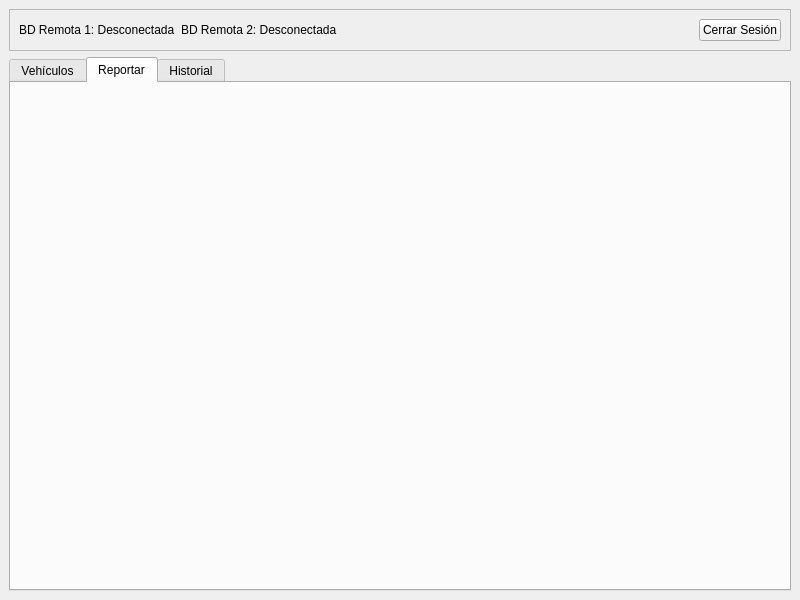
Chatsito58/Final_BDD, file ui/empleado_mantenimiento_view.ui: the form before one commit.
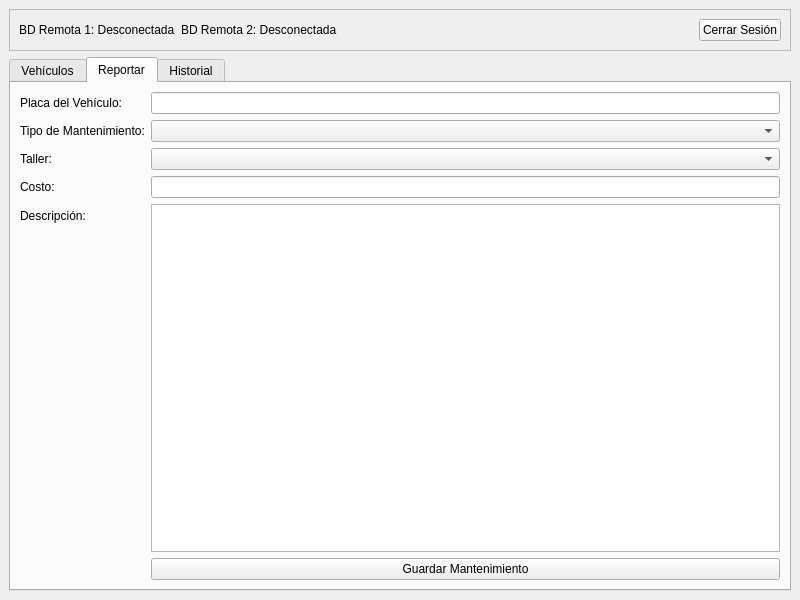
The form after the commit. The open tabs and pages were chosen to show the change.

```diff
--- a/ui/empleado_mantenimiento_view.ui
+++ b/ui/empleado_mantenimiento_view.ui
@@ -80,6 +80,65 @@
        <attribute name="title">
         <string>Reportar</string>
        </attribute>
+       <layout class="QFormLayout" name="formLayout">
+        <item row="0" column="0">
+         <widget class="QLabel" name="label">
+          <property name="text">
+           <string>Placa del Vehículo:</string>
+          </property>
+         </widget>
+        </item>
+        <item row="0" column="1">
+         <widget class="QLineEdit" name="placa_edit"/>
+        </item>
+        <item row="1" column="0">
+         <widget class="QLabel" name="label_2">
+          <property name="text">
+           <string>Tipo de Mantenimiento:</string>
+          </property>
+         </widget>
+        </item>
+        <item row="1" column="1">
+         <widget class="QComboBox" name="tipo_mantenimiento_combo"/>
+        </item>
+        <item row="2" column="0">
+         <widget class="QLabel" name="label_3">
+          <property name="text">
+           <string>Taller:</string>
+          </property>
+         </widget>
+        </item>
+        <item row="2" column="1">
+         <widget class="QComboBox" name="taller_combo"/>
+        </item>
+        <item row="3" column="0">
+         <widget class="QLabel" name="label_4">
+          <property name="text">
+           <string>Costo:</string>
+          </property>
+         </widget>
+        </item>
+        <item row="3" column="1">
+         <widget class="QLineEdit" name="costo_edit"/>
+        </item>
+        <item row="4" column="0">
+         <widget class="QLabel" name="label_5">
+          <property name="text">
+           <string>Descripción:</string>
+          </property>
+         </widget>
+        </item>
+        <item row="4" column="1">
+         <widget class="QTextEdit" name="descripcion_edit"/>
+        </item>
+        <item row="5" column="1">
+         <widget class="QPushButton" name="guardar_mantenimiento_button">
+          <property name="text">
+           <string>Guardar Mantenimiento</string>
+          </property>
+         </widget>
+        </item>
+       </layout>
       </widget>
       <widget class="QWidget" name="historial_tab">
        <attribute name="title">
```
